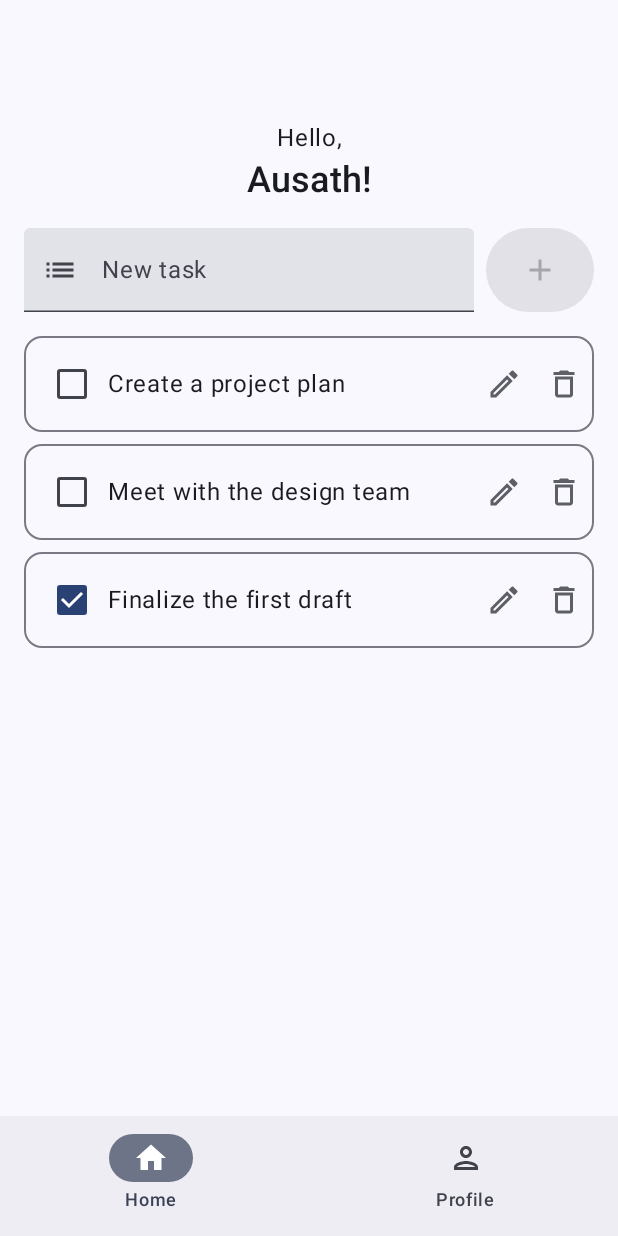
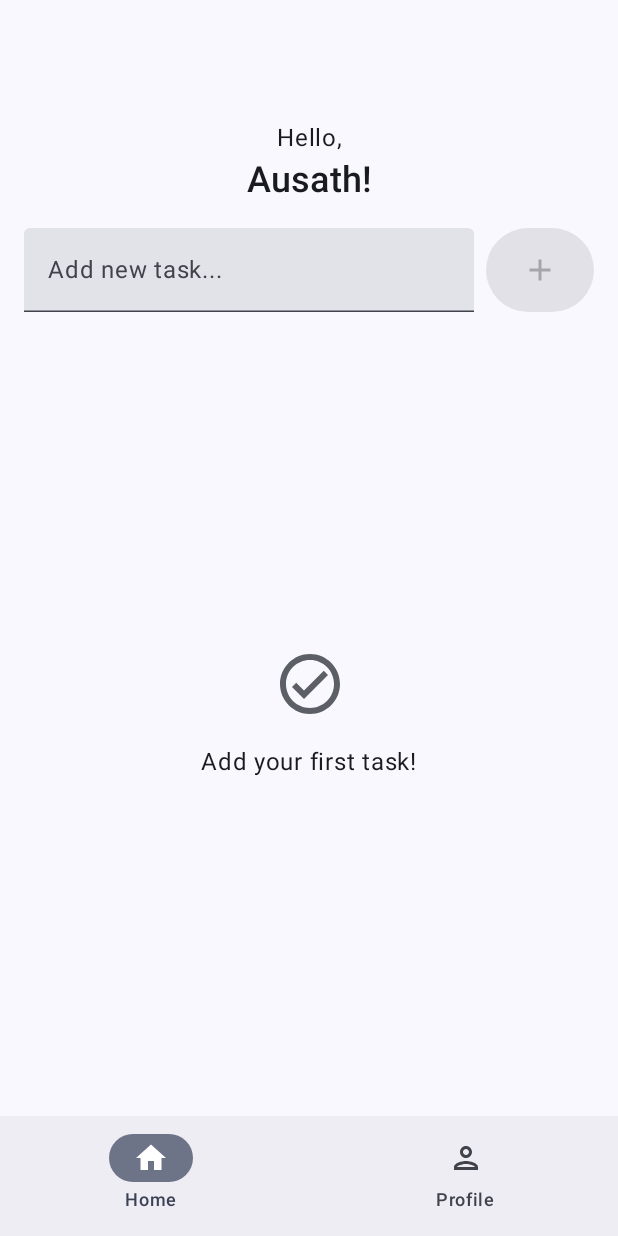
Before and after one commit to ausathdzil/Lumi, an Android app built with Jetpack Compose: the screen it shows after launch (MainActivity), on a phone screen of 412 x 824 dp. Run offline under Robolectric (Android 15) with nearby library versions, the phone set to English and light mode, and no system bars.

Commit message:
feat: Create, update, delete task

```diff
--- a/app/src/main/java/com/example/lumi/ui/LumiHomeScreen.kt
+++ b/app/src/main/java/com/example/lumi/ui/LumiHomeScreen.kt
@@ -6,20 +6,23 @@ import androidx.compose.foundation.layout.IntrinsicSize
 import androidx.compose.foundation.layout.Row
 import androidx.compose.foundation.layout.Spacer
 import androidx.compose.foundation.layout.fillMaxHeight
+import androidx.compose.foundation.layout.fillMaxSize
 import androidx.compose.foundation.layout.fillMaxWidth
 import androidx.compose.foundation.layout.height
 import androidx.compose.foundation.layout.padding
+import androidx.compose.foundation.layout.size
 import androidx.compose.foundation.lazy.LazyColumn
 import androidx.compose.foundation.lazy.items
 import androidx.compose.material.icons.Icons
-import androidx.compose.material.icons.automirrored.filled.List
 import androidx.compose.material.icons.filled.Add
+import androidx.compose.material.icons.outlined.CheckCircle
 import androidx.compose.material.icons.outlined.Delete
 import androidx.compose.material.icons.outlined.Edit
 import androidx.compose.material3.Button
 import androidx.compose.material3.CardDefaults
 import androidx.compose.material3.Checkbox
 import androidx.compose.material3.Icon
+import androidx.compose.material3.IconButton
 import androidx.compose.material3.MaterialTheme
 import androidx.compose.material3.OutlinedCard
 import androidx.compose.material3.Text
@@ -33,11 +36,13 @@ import androidx.compose.runtime.setValue
 import androidx.compose.ui.Alignment
 import androidx.compose.ui.Modifier
 import androidx.compose.ui.text.font.FontWeight
-import androidx.compose.ui.text.style.TextAlign
+import androidx.compose.ui.text.style.TextDecoration
+import androidx.compose.ui.tooling.preview.Preview
 import androidx.compose.ui.unit.dp
 import androidx.lifecycle.viewmodel.compose.viewModel
 import com.example.lumi.data.StatusType
 import com.example.lumi.data.Task
+import com.example.lumi.ui.theme.LumiTheme
 
 @Composable
 fun LumiHomeScreen(
@@ -45,10 +50,12 @@ fun LumiHomeScreen(
     lumiViewModel: LumiViewModel = viewModel()
 ) {
     val lumiUiState by lumiViewModel.uiState.collectAsState()
-    var title by remember { mutableStateOf("") }
 
     Column(
-        modifier = modifier.padding(16.dp),
+        modifier = modifier
+            .padding(16.dp)
+            .fillMaxSize()
+        ,
         verticalArrangement = Arrangement.spacedBy(16.dp),
         horizontalAlignment = Alignment.CenterHorizontally
     ) {
@@ -58,11 +65,46 @@ fun LumiHomeScreen(
                 text = "Ausath!",
                 fontWeight = FontWeight.SemiBold,
                 style = MaterialTheme.typography.headlineSmall,
-                textAlign = TextAlign.Center
             )
         }
+        AddTaskField(onTaskAdd = { title -> lumiViewModel.addTask(title) })
+        if (lumiUiState.tasks.isEmpty()) {
+            Column(
+                modifier = Modifier.weight(1f),
+                verticalArrangement = Arrangement.Center,
+                horizontalAlignment = Alignment.CenterHorizontally
+            ) {
+                Icon(
+                    Icons.Outlined.CheckCircle,
+                    contentDescription = null,
+                    modifier = Modifier.size(48.dp),
+                    tint = MaterialTheme.colorScheme.outline
+                )
+                Spacer(modifier = Modifier.height(16.dp))
+                Text(text = "Add your first task!")
+            }
+        } else {
+            TaskList(
+                onStatusChange = { taskId, newTitle, newStatus ->
+                    lumiViewModel.updateTask(taskId, newTitle, newStatus)
+                },
+                onDeleteTask = { taskId -> lumiViewModel.deleteTask(taskId) },
+                taskList = lumiUiState.tasks,
+                modifier = Modifier.weight(1f)
+            )
+        }
+    }
+}
+
+@Composable
+fun AddTaskField(
+    onTaskAdd: (String) -> Unit,
+    modifier: Modifier = Modifier,
+) {
+    var title by remember { mutableStateOf("") }
+
     Row(
-            modifier = Modifier.height(IntrinsicSize.Min),
+        modifier = modifier.height(IntrinsicSize.Min),
         verticalAlignment = Alignment.CenterVertically,
         horizontalArrangement = Arrangement.spacedBy(8.dp)
     ) {
@@ -72,17 +114,16 @@ fun LumiHomeScreen(
             modifier = Modifier
                 .weight(1f)
                 .fillMaxHeight(),
-                label = { Text(text = "New task") },
-                leadingIcon = {
-                    Icon(
-                        Icons.AutoMirrored.Filled.List,
-                        contentDescription = null
-                    )
-                },
+            label = { Text(text = "Add new task...") },
             singleLine = true
         )
         Button(
-                onClick = { /*TODO*/ },
+            onClick = {
+                if (title.isNotBlank()) {
+                    onTaskAdd(title)
+                    title = ""
+                }
+            },
             modifier = Modifier.fillMaxHeight(),
             enabled = title.isNotBlank(),
         ) {
@@ -92,30 +133,23 @@ fun LumiHomeScreen(
             )
         }
     }
-        TaskList(taskList = lumiUiState.tasks)
-    }
 }
 
 @Composable
 fun TaskList(
     taskList: List<Task>,
+    onStatusChange: (Int, String, StatusType) -> Unit,
+    onDeleteTask: (Int) -> Unit,
     modifier: Modifier = Modifier
 ) {
     LazyColumn(
         modifier = modifier,
         verticalArrangement = Arrangement.spacedBy(8.dp)
     ) {
-        items(taskList) { task ->
-            TaskItem(task = task)
-        }
-    }
-}
-
-@Composable
-fun TaskItem(
-    task: Task,
-    modifier: Modifier = Modifier
-) {
+        items(
+            items = taskList,
+            key = { task -> task.id }
+        ) { task ->
             OutlinedCard(
                 modifier = modifier.fillMaxWidth(),
                 colors = CardDefaults.cardColors(
@@ -128,18 +162,33 @@ fun TaskItem(
                 ) {
                     Checkbox(
                         checked = task.status == StatusType.COMPLETED,
-                onCheckedChange = { /*TODO*/ },
+                        onCheckedChange = { isChecked ->
+                            onStatusChange(
+                                task.id,
+                                task.title,
+                                if (isChecked) StatusType.COMPLETED else StatusType.TODO
+                            )
+                        },
                     )
                     Text(
                         text = (task.title),
-                modifier = Modifier.weight(1f)
+                        modifier = Modifier.weight(1f),
+                        style = MaterialTheme.typography.bodyLarge.copy(
+                            textDecoration = if (task.status === StatusType.COMPLETED) {
+                                TextDecoration.LineThrough
+                            } else {
+                                TextDecoration.None
+                            }
                         )
+                    )
+                    IconButton(onClick = { /*TODO*/ }) {
                         Icon(
                             Icons.Outlined.Edit,
                             contentDescription = "Edit task",
                             tint = MaterialTheme.colorScheme.outline
                         )
-            Spacer(modifier = Modifier.padding(8.dp))
+                    }
+                    IconButton(onClick = { onDeleteTask(task.id) }) {
                         Icon(
                             Icons.Outlined.Delete,
                             contentDescription = "Delete task",
@@ -148,3 +197,14 @@ fun TaskItem(
                     }
                 }
             }
+        }
+    }
+}
+
+@Preview
+@Composable
+fun LumiHomeScreenPreview() {
+    LumiTheme {
+        LumiHomeScreen()
+    }
+}
--- a/app/src/main/java/com/example/lumi/ui/LumiViewModel.kt
+++ b/app/src/main/java/com/example/lumi/ui/LumiViewModel.kt
@@ -13,16 +13,6 @@ class LumiViewModel : ViewModel() {
     private val _uiState = MutableStateFlow(LumiUiState())
     val uiState: StateFlow<LumiUiState> = _uiState.asStateFlow()
 
-    init {
-        _uiState.value = LumiUiState(
-            tasks = listOf(
-                Task(1, "Create a project plan", StatusType.TODO),
-                Task(2, "Meet with the design team", StatusType.TODO),
-                Task(3, "Finalize the first draft", StatusType.COMPLETED)
-            )
-        )
-    }
-
     fun addTask(title: String) {
         val newTask = Task(
             id = _uiState.value.tasks.size + 1,
@@ -34,11 +24,11 @@ class LumiViewModel : ViewModel() {
         }
     }
 
-    fun updateTask(taskId: Int, newStatus: StatusType) {
+    fun updateTask(taskId: Int, newTitle: String, newStatus: StatusType) {
         _uiState.update { currentState ->
             val updatedTasks = currentState.tasks.map { task ->
                 if (task.id == taskId) {
-                    task.copy(status = newStatus)
+                    task.copy(title = newTitle, status = newStatus)
                 } else {
                     task
                 }
@@ -46,4 +36,11 @@ class LumiViewModel : ViewModel() {
             currentState.copy(tasks = updatedTasks)
         }
     }
+
+    fun deleteTask(taskId: Int) {
+        _uiState.update { currentState ->
+            val updatedTasks = currentState.tasks.filter { task -> task.id != taskId }
+            currentState.copy(tasks = updatedTasks)
+        }
+    }
 }
```
Lines whose indentation alone changed are shown as unchanged.
